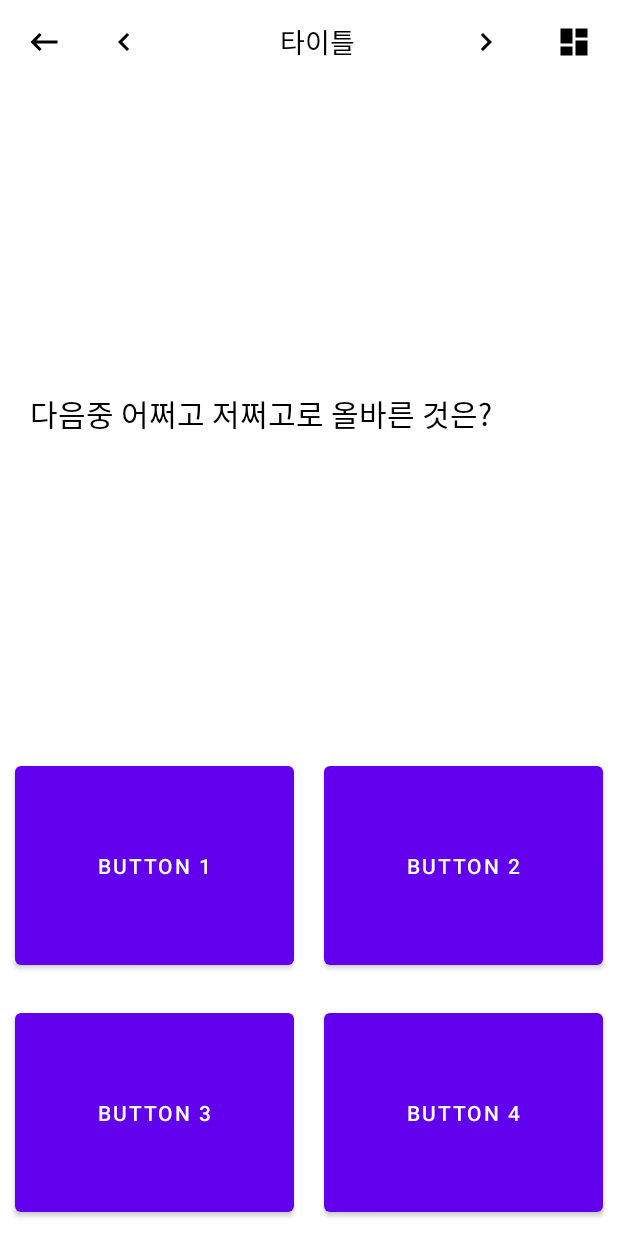
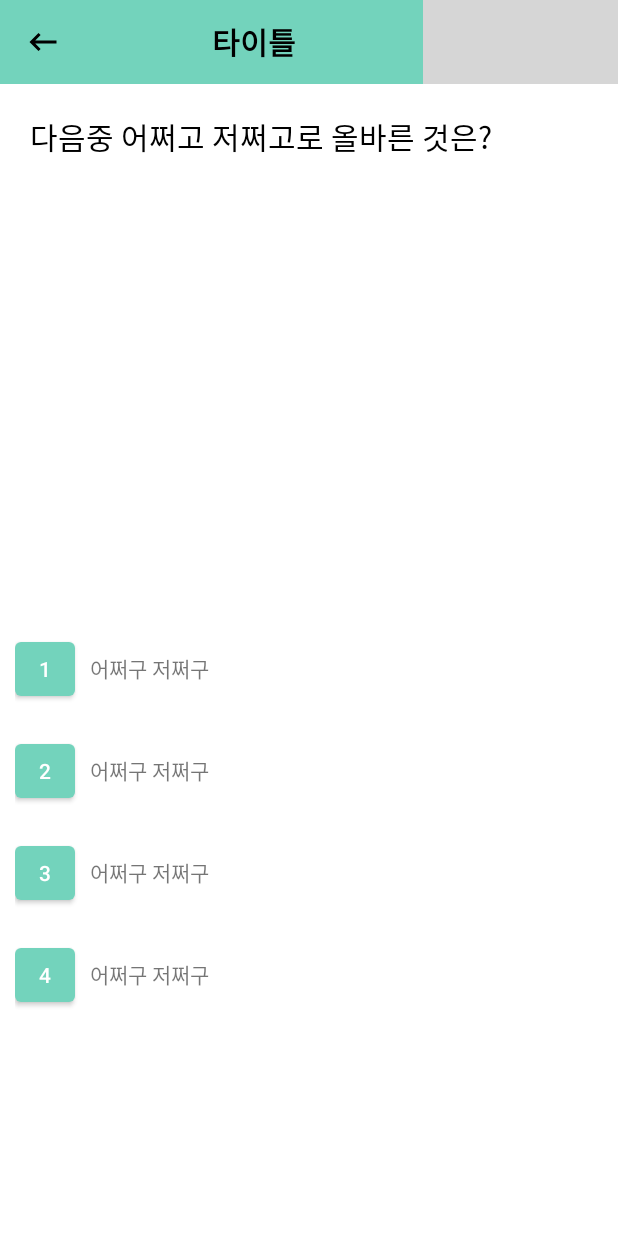
Before and after one commit to cse-master-project/CSE-Study-And-Learn-Application, an Android app: the fragment MultipleChoiceQuizFragment shown on its own in the app's theme, on a phone screen of 412 x 824 dp. Run offline under Robolectric (Android 15) with nearby library versions, the phone set to English and light mode, and no system bars; grey boxes are pictures that could not be loaded.

Commit message:
multiple choice quiz UI 변경

```diff
--- a/app/src/main/res/layout/fragment_multiple_choice_quiz.xml
+++ b/app/src/main/res/layout/fragment_multiple_choice_quiz.xml
@@ -9,79 +9,44 @@
     <com.google.android.material.appbar.AppBarLayout
         android:id="@+id/appbar_layout"
         app:elevation="0dp"
-        android:background="@color/white"
         app:layout_constraintTop_toTopOf="parent"
         android:layout_width="match_parent"
         android:layout_height="?attr/actionBarSize">
 
         <LinearLayout
-            android:gravity="center"
-            android:layout_gravity="center"
             android:orientation="horizontal"
             android:layout_width="match_parent"
             android:layout_height="match_parent" >
 
             <ImageButton
                 android:id="@+id/ib_back_pres"
-                android:layout_marginStart="5dp"
-                android:backgroundTint="@color/white"
+                android:layout_weight="1"
                 android:src="@drawable/ic_back_arrow_black_24dp"
+                android:background="@android:color/transparent"
+                android:layout_gravity="center_vertical"
                 android:layout_width="wrap_content"
-                android:layout_height="wrap_content"/>
-
-            <ImageButton
-                android:id="@+id/ib_prev_subj"
-                android:layout_marginStart="5dp"
-                android:layout_marginEnd="5dp"
-                android:backgroundTint="@color/white"
-                android:src="@drawable/ic_keyboard_arrow_left_24"
-                android:layout_width="wrap_content"
-                android:layout_height="wrap_content"/>
-
-            <androidx.appcompat.widget.Toolbar
-                android:layout_marginStart="5dp"
-                android:layout_marginEnd="5dp"
-                android:layout_weight="1"
-                android:layout_gravity="center"
-                android:gravity="center"
-                app:layout_constraintTop_toTopOf="parent"
-                android:id="@+id/toolbar"
-                android:layout_width="0dp"
-                android:layout_height="?attr/actionBarSize"
-                android:background="@color/white"
-                android:theme="@style/ThemeOverlay.AppCompat.Dark.ActionBar"
-                android:foregroundGravity="center"
-                app:titleTextColor="@android:color/black">
+                android:layout_height="match_parent"/>
 
                 <TextView
                     android:id="@+id/tv_title"
+                    android:layout_weight="5"
                     style="@style/TextAppearance.Material3.ActionBar.Title"
-                    android:textSize="18sp"
-                    android:layout_width="match_parent"
+                    android:textSize="20sp"
+                    android:layout_width="wrap_content"
                     android:layout_height="match_parent"
                     android:layout_gravity="center"
                     android:gravity="center"
+                    android:textStyle="bold"
                     android:text="타이틀"/>
-            </androidx.appcompat.widget.Toolbar>
 
             <ImageButton
-                android:id="@+id/ib_next_subj"
-                android:layout_marginStart="5dp"
-                android:layout_marginEnd="5dp"
-                android:backgroundTint="@color/white"
-                android:src="@drawable/ic_keyboard_arrow_right_24"
+                android:id="@+id/ib_grading"
+                android:layout_weight="1"
+                android:src="@drawable/ic_baseline_grading_24"
+                android:background="@android:color/transparent"
+                android:layout_gravity="center_vertical"
                 android:layout_width="wrap_content"
-                android:layout_height="wrap_content"/>
-
-            <ImageButton
-                android:id="@+id/ib_extend"
-                android:layout_marginEnd="5dp"
-                android:layout_marginStart="5dp"
-                android:backgroundTint="@color/white"
-                android:src="@drawable/ic_dashboard_black_24dp"
-                android:layout_width="wrap_content"
-                android:layout_height="wrap_content"/>
-
+                android:layout_height="match_parent"/>
         </LinearLayout>
     </com.google.android.material.appbar.AppBarLayout>
 
@@ -90,63 +55,102 @@
         android:layout_width="wrap_content"
         android:layout_height="wrap_content"
         android:orientation="horizontal"
-        app:layout_constraintGuide_percent="0.6"/>
+        app:layout_constraintGuide_percent="0.5" />
 
     <TextView
         android:id="@+id/tv_quiz_text"
         android:layout_width="match_parent"
         android:layout_height="wrap_content"
         app:layout_constraintTop_toBottomOf="@id/appbar_layout"
-        app:layout_constraintBottom_toTopOf="@id/guideline"
         android:layout_margin="20dp"
         android:text="다음중 어쩌고 저쩌고로 올바른 것은?"
         android:textColor="@color/black"
         android:textSize="20dp" />
 
-    <GridLayout
+    <LinearLayout
         android:id="@+id/gl_answer_group"
         android:layout_width="match_parent"
-        android:layout_height="0dp"
+        android:layout_height="wrap_content"
         app:layout_constraintTop_toBottomOf="@id/guideline"
-        app:layout_constraintBottom_toBottomOf="parent"
-        android:columnCount="2"
-        android:rowCount="2"
         android:orientation="vertical">
+
+        <LinearLayout
+            android:layout_width="match_parent"
+            android:layout_height="wrap_content"
+            android:orientation="horizontal"
+            android:layout_margin="10dp">
             <Button
                 android:id="@+id/btn_1"
-            android:text="button 1"
-            android:layout_row="0"
-            android:layout_column="0"
-            android:layout_columnWeight="1"
-            android:layout_rowWeight="1"
-            android:layout_margin="10dp"/>
+                android:layout_width="40dp"
+                android:layout_height="wrap_content"
+                android:text="1"/>
+
+            <TextView
+                android:layout_width="match_parent"
+                android:layout_height="wrap_content"
+                android:text="어쩌구 저쩌구"
+                android:layout_marginStart="10dp"
+                />
+        </LinearLayout>
+
+        <LinearLayout
+            android:layout_width="match_parent"
+            android:layout_height="wrap_content"
+            android:orientation="horizontal"
+            android:layout_margin="10dp">
             <Button
                 android:id="@+id/btn_2"
-            android:text="button 2"
-            android:layout_row="0"
-            android:layout_column="1"
-            android:layout_columnWeight="1"
-            android:layout_rowWeight="1"
-            android:layout_margin="10dp"/>
+                android:layout_width="40dp"
+                android:layout_height="wrap_content"
+                android:text="2"/>
+
+            <TextView
+                android:layout_width="match_parent"
+                android:layout_height="wrap_content"
+                android:text="어쩌구 저쩌구"
+                android:layout_marginStart="10dp"
+                />
+        </LinearLayout>
+
+        <LinearLayout
+        android:layout_width="match_parent"
+        android:layout_height="wrap_content"
+        android:orientation="horizontal"
+        android:layout_margin="10dp">
             <Button
                 android:id="@+id/btn_3"
-            android:text="button 3"
-            android:layout_row="1"
-            android:layout_column="0"
-            android:layout_columnWeight="1"
-            android:layout_rowWeight="1"
-            android:layout_margin="10dp"/>
+                android:layout_width="40dp"
+                android:layout_height="wrap_content"
+                android:text="3"/>
+
+            <TextView
+                android:layout_width="match_parent"
+                android:layout_height="wrap_content"
+                android:text="어쩌구 저쩌구"
+                android:layout_marginStart="10dp"
+                />
+        </LinearLayout>
+
+        <LinearLayout
+        android:layout_width="match_parent"
+        android:layout_height="wrap_content"
+        android:orientation="horizontal"
+        android:layout_margin="10dp">
             <Button
                 android:id="@+id/btn_4"
-            android:text="button 4"
-            android:layout_row="1"
-            android:layout_column="1"
-            android:layout_columnWeight="1"
-            android:layout_rowWeight="1"
-            android:layout_margin="10dp"/>
+                android:layout_width="40dp"
+                android:layout_height="wrap_content"
+                android:text="4"/>
 
+            <TextView
+                android:layout_width="match_parent"
+                android:layout_height="wrap_content"
+                android:text="어쩌구 저쩌구"
+                android:layout_marginStart="10dp"
+                />
+        </LinearLayout>
 
-    </GridLayout>
+    </LinearLayout>
 
 
 </androidx.constraintlayout.widget.ConstraintLayout>
--- a/app/src/main/res/layout/fragment_subject_contents.xml
+++ b/app/src/main/res/layout/fragment_subject_contents.xml
@@ -9,7 +9,6 @@
     <com.google.android.material.appbar.AppBarLayout
         android:id="@+id/appbar_layout"
         app:elevation="0dp"
-        android:background="@color/white"
         app:layout_constraintTop_toTopOf="parent"
         android:layout_width="match_parent"
         android:layout_height="?attr/actionBarSize">
@@ -23,62 +22,58 @@
 
             <ImageButton
                 android:id="@+id/ib_back_pres"
-                android:layout_marginStart="5dp"
-                android:backgroundTint="@color/white"
+                android:layout_marginStart="10dp"
                 android:src="@drawable/ic_back_arrow_black_24dp"
-                android:layout_width="wrap_content"
-                android:layout_height="wrap_content"/>
-
-            <ImageButton
-                android:id="@+id/ib_prev_subj"
-                android:layout_marginStart="5dp"
-                android:layout_marginEnd="5dp"
-                android:backgroundTint="@color/white"
-                android:src="@drawable/ic_keyboard_arrow_left_24"
+                android:background="@android:color/transparent"
                 android:layout_width="wrap_content"
                 android:layout_height="wrap_content"/>
 
             <androidx.appcompat.widget.Toolbar
-                android:layout_marginStart="5dp"
-                android:layout_marginEnd="5dp"
                 android:layout_weight="1"
-                android:layout_gravity="center"
-                android:gravity="center"
                 app:layout_constraintTop_toTopOf="parent"
                 android:id="@+id/toolbar"
                 android:layout_width="0dp"
                 android:layout_height="?attr/actionBarSize"
-                android:background="@color/white"
                 android:theme="@style/ThemeOverlay.AppCompat.Dark.ActionBar"
-                android:foregroundGravity="center"
-                app:titleTextColor="@android:color/black">
+                app:titleTextColor="@android:color/black"
+                style="@style/Toolbar">
+
+                <ImageButton
+                    android:id="@+id/ib_prev_subj"
+                    android:src="@drawable/ic_keyboard_arrow_left_24"
+                    android:background="@android:color/transparent"
+                    android:layout_gravity="center"
+                    android:layout_marginEnd="20dp"
+                    android:layout_width="wrap_content"
+                    android:layout_height="wrap_content"/>
 
                 <TextView
                     android:id="@+id/tv_title"
                     style="@style/TextAppearance.Material3.ActionBar.Title"
-                    android:textSize="18sp"
-                    android:layout_width="match_parent"
+                    android:textSize="20sp"
+                    android:layout_width="wrap_content"
                     android:layout_height="match_parent"
                     android:layout_gravity="center"
                     android:gravity="center"
+                    android:textStyle="bold"
                     android:text="타이틀"/>
+
+                <ImageButton
+                    android:id="@+id/ib_next_subj"
+                    android:src="@drawable/ic_keyboard_arrow_right_24"
+                    android:background="@android:color/transparent"
+                    android:layout_gravity="center"
+                    android:layout_marginStart="20dp"
+                    android:layout_width="wrap_content"
+                    android:layout_height="wrap_content"/>
+
             </androidx.appcompat.widget.Toolbar>
 
             <ImageButton
-                android:id="@+id/ib_next_subj"
-                android:layout_marginStart="5dp"
-                android:layout_marginEnd="5dp"
-                android:backgroundTint="@color/white"
-                android:src="@drawable/ic_keyboard_arrow_right_24"
-                android:layout_width="wrap_content"
-                android:layout_height="wrap_content"/>
-
-            <ImageButton
                 android:id="@+id/ib_extend"
-                android:layout_marginEnd="5dp"
-                android:layout_marginStart="5dp"
-                android:backgroundTint="@color/white"
+                android:layout_marginEnd="10dp"
                 android:src="@drawable/ic_dashboard_black_24dp"
+                android:background="@android:color/transparent"
                 android:layout_width="wrap_content"
                 android:layout_height="wrap_content"/>
 
--- a/app/src/main/res/values/styles.xml
+++ b/app/src/main/res/values/styles.xml
@@ -1,5 +1,8 @@
 <?xml version="1.0" encoding="utf-8"?>
 <resources>
+    <style name="Toolbar" parent="android:Widget">
+        <item name="contentInsetStart">0dp</item>
+    </style>
     <style name="SubjectIconStyle">
         <item name="android:layout_marginStart">10dp</item>
         <item name="android:layout_marginEnd">16dp</item>
--- a/app/src/main/res/values/themes.xml
+++ b/app/src/main/res/values/themes.xml
@@ -1,10 +1,18 @@
 <resources xmlns:tools="http://schemas.android.com/tools">
     <!-- Base application theme. -->
-    <style name="Theme.CSEStudyAndLearnApplication" parent="Theme.MaterialComponents.DayNight.NoActionBar">
-        <!-- Primary brand color. -->
-        <item name="colorPrimary">@color/purple_500</item>
-        <item name="colorPrimaryVariant">@color/purple_700</item>
-        <item name="colorOnPrimary">@color/white</item>
+    <style name="Theme.CSEStudyAndLearnApplication" parent="Theme.MaterialComponents.DayNight.DarkActionBar">
+        <!--
+         colorPrimary: 애플리케이션 대표 색상
+         colorPrimaryDark: 대표 색상 중 조금 더 어두운 색상
+         colorAccent: 강조 색상
+         colorControlNormal: 컨트롤러(버튼, 체크박스, etc)의 일반적인 상태
+         colorControlHighlight: 컨트롤러를 터치 또는 액션이 일어날 때
+         -->
+        <item name="colorAccent">#33B5E5</item>
+        <item name="colorPrimary">#73D3BC</item>
+        <item name="colorPrimaryDark">#99D3BC</item>
+        <item name="colorControlHighlight">#FF8800</item>
+        <item name="colorControlNormal">#0099CC</item>
         <!-- Secondary brand color. -->
         <item name="colorSecondary">@color/teal_200</item>
         <item name="colorSecondaryVariant">@color/teal_700</item>
```
Lines whose indentation alone changed are shown as unchanged.
